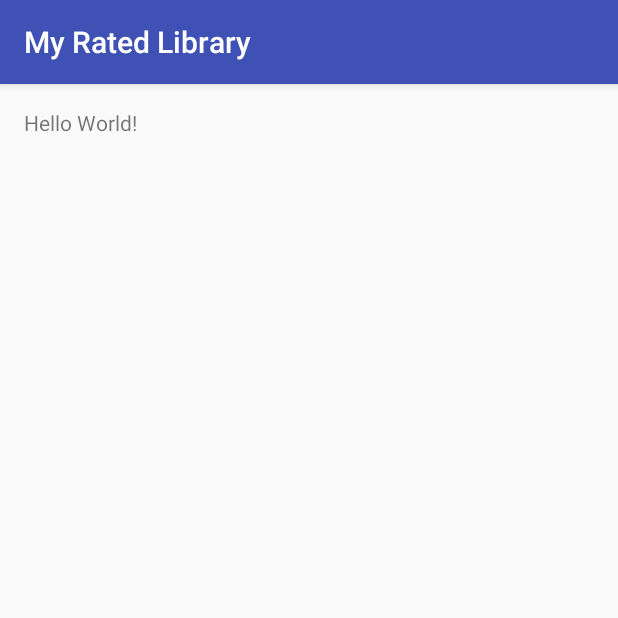
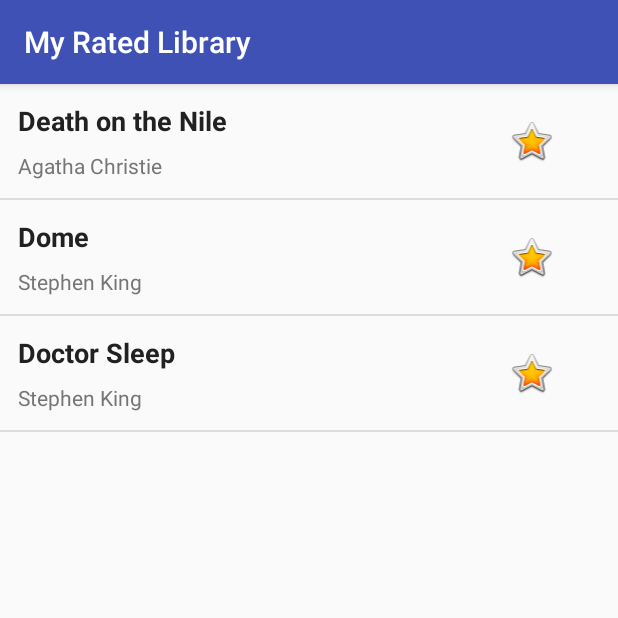
Before and after one commit to allambin/myratedlibrary, an Android app: the screen it shows after launch (MainActivity), on a phone screen of 412 x 824 dp, the top half of it. Run offline under Robolectric (Android 15) with nearby library versions, the phone set to English and light mode, and no system bars.

Commit message:
add a BookAdapter to display a ListView of dummies

```diff
--- /dev/null
+++ b/app/src/main/java/com/inextends/myratedlibrary/Book.java
@@ -0,0 +1,37 @@
+package com.inextends.myratedlibrary;
+
+public class Book {
+    private String mTitle;
+    private String mAuthorName;
+    private int mRating;
+
+    public Book(String title, String authorName, int rating) {
+        this.mTitle = title;
+        this.mAuthorName = authorName;
+        this.mRating = rating;
+    }
+
+    public String getTitle() {
+        return mTitle;
+    }
+
+    public void setTitle(String mTitle) {
+        this.mTitle = mTitle;
+    }
+
+    public String getAuthorName() {
+        return mAuthorName;
+    }
+
+    public void setAuthorName(String mAuthorName) {
+        this.mAuthorName = mAuthorName;
+    }
+
+    public int getRating() {
+        return mRating;
+    }
+
+    public void setRating(int mRating) {
+        this.mRating = mRating;
+    }
+}
--- /dev/null
+++ b/app/src/main/java/com/inextends/myratedlibrary/BookAdapter.java
@@ -0,0 +1,37 @@
+package com.inextends.myratedlibrary;
+
+import android.app.Activity;
+import android.support.annotation.NonNull;
+import android.view.LayoutInflater;
+import android.view.View;
+import android.view.ViewGroup;
+import android.widget.ArrayAdapter;
+import android.widget.TextView;
+
+import java.util.ArrayList;
+
+class BookAdapter extends ArrayAdapter<Book> {
+
+    BookAdapter(Activity context, ArrayList<Book> books) {
+        super(context, 0, books);
+    }
+
+    @NonNull
+    @Override
+    public View getView(int position, View convertView, ViewGroup parent) {
+        View listItemView = convertView;
+        if(listItemView == null) {
+            listItemView = LayoutInflater.from(getContext()).inflate(R.layout.book_item, parent, false);
+        }
+
+        Book currentBook = getItem(position);
+
+        TextView bookTitle = (TextView) listItemView.findViewById(R.id.text_title);
+        TextView bookAuthorName = (TextView) listItemView.findViewById(R.id.text_author_name);
+
+        bookTitle.setText(currentBook.getTitle());
+        bookAuthorName.setText(currentBook.getAuthorName());
+
+        return listItemView;
+    }
+}
--- a/app/src/main/java/com/inextends/myratedlibrary/MainActivity.java
+++ b/app/src/main/java/com/inextends/myratedlibrary/MainActivity.java
@@ -2,12 +2,25 @@ package com.inextends.myratedlibrary;
 
 import android.support.v7.app.AppCompatActivity;
 import android.os.Bundle;
+import android.widget.ListView;
+
+import java.util.ArrayList;
 
 public class MainActivity extends AppCompatActivity {
 
     @Override
     protected void onCreate(Bundle savedInstanceState) {
         super.onCreate(savedInstanceState);
-        setContentView(R.layout.activity_main);
+        setContentView(R.layout.books_list);
+
+        final ArrayList<Book> books = new ArrayList<>();
+        books.add(new Book("Death on the Nile", "Agatha Christie", 5));
+        books.add(new Book("Dome", "Stephen King", 5));
+        books.add(new Book("Doctor Sleep", "Stephen King", 3));
+
+        BookAdapter bookAdapter = new BookAdapter(this, books);
+
+        ListView booksListView = (ListView) findViewById(R.id.list_books);
+        booksListView.setAdapter(bookAdapter);
     }
 }
--- /dev/null
+++ b/app/src/main/res/layout/book_item.xml
@@ -0,0 +1,34 @@
+<?xml version="1.0" encoding="utf-8"?>
+<LinearLayout xmlns:android="http://schemas.android.com/apk/res/android"
+    xmlns:app="http://schemas.android.com/apk/res-auto"
+    android:layout_height="wrap_content"
+    android:layout_width="match_parent"
+    android:orientation="horizontal"
+    android:padding="8dp">
+
+    <LinearLayout
+        android:orientation="vertical"
+        android:layout_width="0dp"
+        android:layout_height="wrap_content"
+        android:layout_weight="3">
+
+        <TextView
+            android:text="TextView"
+            style="@style/PrimaryTextListStyle"
+            android:id="@+id/text_title" />
+
+        <TextView
+            android:text="TextView"
+            style="@style/SecondaryTextListStyle"
+            android:id="@+id/text_author_name" />
+    </LinearLayout>
+
+    <ImageView
+        android:layout_width="0dp"
+        android:layout_height="wrap_content"
+        app:srcCompat="@android:drawable/btn_star_big_on"
+        android:id="@+id/imageView"
+        android:layout_weight="1"
+        android:layout_gravity="center" />
+
+</LinearLayout>
--- /dev/null
+++ b/app/src/main/res/layout/books_list.xml
@@ -0,0 +1,6 @@
+<?xml version="1.0" encoding="utf-8"?>
+<ListView xmlns:android="http://schemas.android.com/apk/res/android"
+    android:id="@+id/list_books"
+    android:orientation="vertical"
+    android:layout_width="match_parent"
+    android:layout_height="match_parent"/>
--- a/app/src/main/res/values/colors.xml
+++ b/app/src/main/res/values/colors.xml
@@ -3,4 +3,7 @@
     <color name="colorPrimary">#3F51B5</color>
     <color name="colorPrimaryDark">#303F9F</color>
     <color name="colorAccent">#FF4081</color>
+
+    <color name="colorTextPrimary">#212121</color>
+    <color name="colorTextMuted">#757575</color>
 </resources>
--- a/app/src/main/res/values/styles.xml
+++ b/app/src/main/res/values/styles.xml
@@ -8,4 +8,26 @@
         <item name="colorAccent">@color/colorAccent</item>
     </style>
 
+    <style name="PrimaryTextListStyle">
+        <item name="android:textStyle">bold</item>
+        <item name="android:textColor">@color/colorTextPrimary</item>
+        <item name="android:textSize">18sp</item>
+        <item name="android:layout_width">match_parent</item>
+        <item name="android:layout_height">wrap_content</item>
+        <item name="android:padding">4dp</item>
+        <item name="android:gravity">center_vertical</item>
+        <item name="android:layout_weight">1</item>
+        <item name="android:layout_gravity">center_vertical</item>
+    </style>
+
+    <style name="SecondaryTextListStyle">
+        <item name="android:textColor">@color/colorTextMuted</item>
+        <item name="android:layout_width">match_parent</item>
+        <item name="android:layout_height">wrap_content</item>
+        <item name="android:padding">4dp</item>
+        <item name="android:gravity">center_vertical</item>
+        <item name="android:layout_weight">1</item>
+        <item name="android:layout_gravity">center_vertical</item>
+    </style>
+
 </resources>
```
